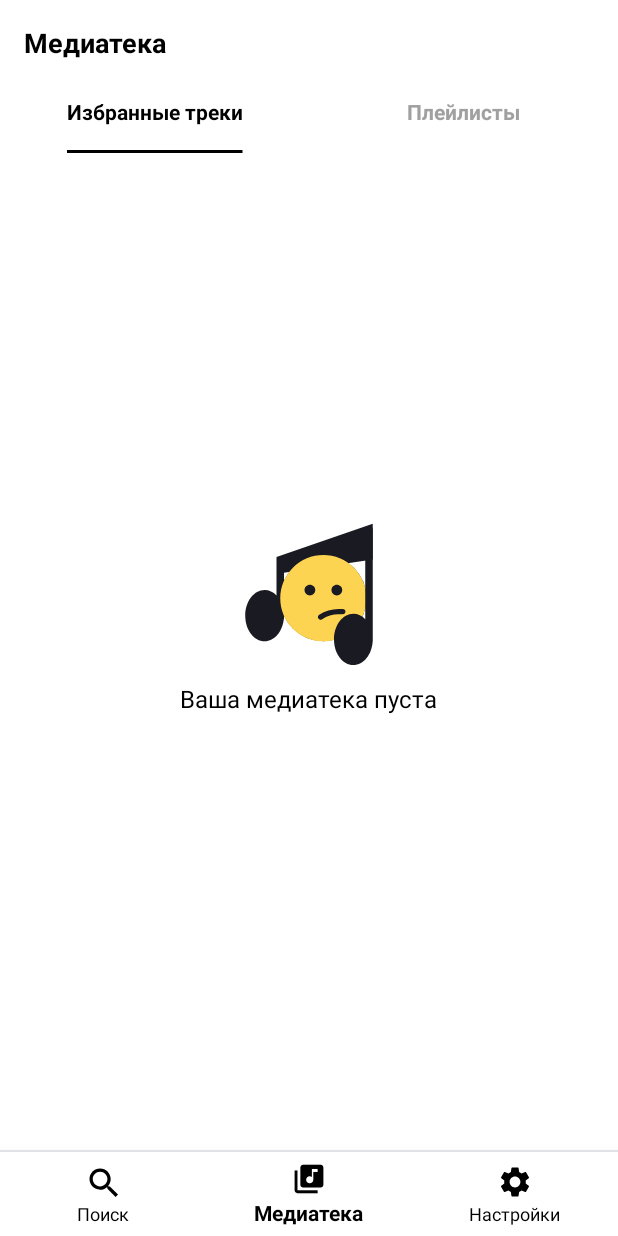
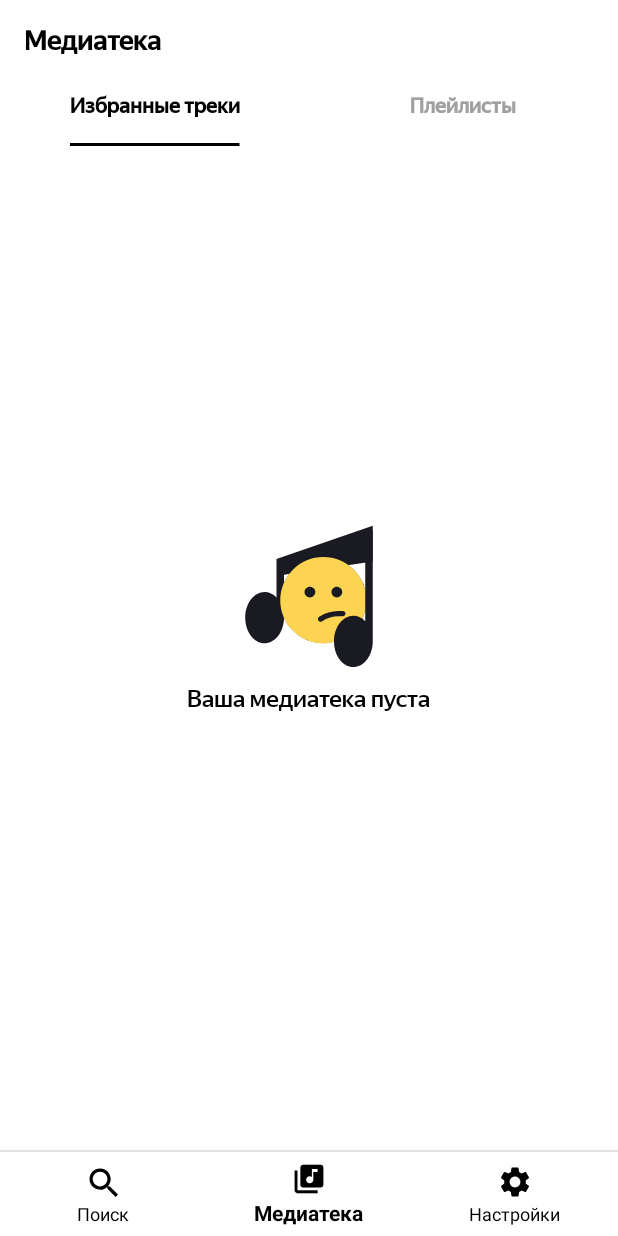
Before and after one commit to iudicio/YandexMedia, an Android app built with Jetpack Compose: the screen it shows after launch (MediaActivity), after a tap on "Медиатека", on a phone screen of 412 x 824 dp. Run offline under Robolectric (Android 15) with nearby library versions, the phone set to English and light mode, and no system bars.

Commit message:
commit_2v

```diff
--- a/app/src/main/java/com/example/yandexmedia/MainActivity.kt
+++ b/app/src/main/java/com/example/yandexmedia/MainActivity.kt
@@ -6,33 +6,25 @@ import android.widget.LinearLayout
 import androidx.appcompat.app.AppCompatActivity
 
 class MainActivity : AppCompatActivity() {
+
     override fun onCreate(savedInstanceState: Bundle?) {
-        // применяем сохранённую тему
-        ThemeManager.applySavedTheme(this)
         super.onCreate(savedInstanceState)
-
-        // подключаем XML-разметку
         setContentView(R.layout.activity_main)
 
-        // находим карточки по id
         val cardSearch = findViewById<LinearLayout>(R.id.card_search)
         val cardLibrary = findViewById<LinearLayout>(R.id.card_library)
         val cardSettings = findViewById<LinearLayout>(R.id.card_settings)
 
-        // обработка кликов
         cardSearch.setOnClickListener {
-            val intent = Intent(this, SearchActivity::class.java)
-            startActivity(intent)
+            startActivity(Intent(this, SearchActivity::class.java))
         }
 
         cardLibrary.setOnClickListener {
-            val intent = Intent(this, MediaActivity::class.java)
-            startActivity(intent)
+            startActivity(Intent(this, MediaActivity::class.java))
         }
 
         cardSettings.setOnClickListener {
-            val intent = Intent(this, SettingsActivity::class.java)
-            startActivity(intent)
+            startActivity(Intent(this, SettingsActivity::class.java))
         }
     }
 }
--- a/app/src/main/java/com/example/yandexmedia/MediaActivity.kt
+++ b/app/src/main/java/com/example/yandexmedia/MediaActivity.kt
@@ -17,7 +17,6 @@ class MediaActivity : AppCompatActivity() {
     private lateinit var tabIndicator: View
 
     override fun onCreate(savedInstanceState: Bundle?) {
-        ThemeManager.applySavedTheme(this)
         super.onCreate(savedInstanceState)
         setContentView(R.layout.activity_media)
 
--- a/app/src/main/java/com/example/yandexmedia/ThemeManager.kt
+++ /dev/null
@@ -1,31 +0,0 @@
-package com.example.yandexmedia
-
-import android.content.Context
-import androidx.appcompat.app.AppCompatDelegate
-
-object ThemeManager {
-    private const val PREFS_NAME = "app_settings"
-    private const val KEY_DARK_THEME = "dark_theme"
-
-    /** Применяет сохранённую тему при старте экрана */
-    fun applySavedTheme(context: Context) {
-        val prefs = context.getSharedPreferences(PREFS_NAME, Context.MODE_PRIVATE)
-        val isDark = prefs.getBoolean(KEY_DARK_THEME, false)
-        setDarkMode(isDark)
-    }
-
-    /** Включает/выключает тёмную тему и сохраняет выбор */
-    fun toggleTheme(context: Context, isDark: Boolean) {
-        val prefs = context.getSharedPreferences(PREFS_NAME, Context.MODE_PRIVATE)
-        prefs.edit().putBoolean(KEY_DARK_THEME, isDark).apply()
-        setDarkMode(isDark)
-    }
-
-    private fun setDarkMode(isDark: Boolean) {
-        val mode = if (isDark)
-            AppCompatDelegate.MODE_NIGHT_YES
-        else
-            AppCompatDelegate.MODE_NIGHT_NO
-        AppCompatDelegate.setDefaultNightMode(mode)
-    }
-}
--- a/app/src/main/res/drawable/ic_clear.xml
+++ b/app/src/main/res/drawable/ic_clear.xml
@@ -5,5 +5,5 @@
     android:viewportHeight="16">
   <path
       android:pathData="M14,3.209L12.791,2L8,6.791L3.209,2L2,3.209L6.791,8L2,12.791L3.209,14L8,9.209L12.791,14L14,12.791L9.209,8L14,3.209Z"
-      android:fillColor="#1A1B22"/>
+      android:fillColor="#AEAFB4"/>
 </vector>
--- a/app/src/main/res/layout/activity_media.xml
+++ b/app/src/main/res/layout/activity_media.xml
@@ -7,6 +7,7 @@
 
     <!-- Заголовок -->
     <TextView
+        android:fontFamily="@font/ys_display_medium"
         android:id="@+id/titleText"
         android:layout_width="wrap_content"
         android:layout_height="wrap_content"
@@ -29,6 +30,7 @@
         android:paddingVertical="8dp">
 
         <TextView
+            android:fontFamily="@font/ys_display_medium"
             android:id="@+id/tabFavorites"
             android:layout_width="0dp"
             android:layout_weight="1"
@@ -41,6 +43,7 @@
             android:paddingVertical="8dp" />
 
         <TextView
+            android:fontFamily="@font/ys_display_medium"
             android:id="@+id/tabPlaylists"
             android:layout_width="0dp"
             android:layout_weight="1"
@@ -79,6 +82,7 @@
             android:contentDescription="@string/app_name" />
 
         <TextView
+            android:fontFamily="@font/ys_display_medium"
             android:layout_width="wrap_content"
             android:layout_height="wrap_content"
             android:text="@string/empty_library_message"
--- a/app/src/main/res/layout/activity_settings.xml
+++ b/app/src/main/res/layout/activity_settings.xml
@@ -16,6 +16,7 @@
             android:contentDescription="@string/content_back" />
 
         <TextView
+            android:fontFamily="@font/ys_display_medium"
             style="@style/SettingsTitleText"
             android:text="@string/title_settings" />
     </LinearLayout>
--- a/app/src/main/res/menu/bottom_nav_menu.xml
+++ b/app/src/main/res/menu/bottom_nav_menu.xml
@@ -1,16 +1,20 @@
 <menu xmlns:android="http://schemas.android.com/apk/res/android">
     <item
+
+        android:fontFamily="@font/ys_display_regular"
         android:id="@+id/navigation_search"
         android:icon="@drawable/ic_search"
         android:title="@string/hint_search"
     />
 
     <item
+        android:fontFamily="@font/ys_display_regular"
         android:id="@+id/navigation_library"
         android:icon="@drawable/ic_media"
         android:title="@string/title_media" />
 
     <item
+        android:fontFamily="@font/ys_display_regular"
         android:id="@+id/navigation_settings"
         android:icon="@drawable/ic_settings"
         android:title="@string/menu_settings" />
--- a/app/src/main/res/values/strings.xml
+++ b/app/src/main/res/values/strings.xml
@@ -24,7 +24,7 @@
     <!-- Экран настроек -->
     <string name="content_back">Назад</string>
     <string name="title_settings">Настройки</string>
-    <string name="label_dark_theme">Тёмная тема</string>
+    <string name="label_dark_theme">Темная тема</string>
     <string name="label_share_app">Поделиться приложением</string>
     <string name="label_support">Написать в поддержку</string>
     <string name="label_user_agreement">Пользовательское соглашение</string>
--- a/app/src/main/res/values/styles.xml
+++ b/app/src/main/res/values/styles.xml
@@ -73,6 +73,7 @@
 
     <!-- Текст пункта меню -->
     <style name="SettingsItemText">
+        <item name="android:fontFamily">"@font/ys_display_medium</item>
         <item name="android:layout_width">0dp</item>
         <item name="android:layout_weight">1</item>
         <item name="android:layout_height">wrap_content</item>
```
Also changed, not shown: app/src/main/java/com/example/yandexmedia/SearchActivity.kt (+1 -39 lines), app/src/main/java/com/example/yandexmedia/SettingsActivity.kt (+35 -11 lines), app/src/main/java/com/example/yandexmedia/ThemePreferences.kt (deleted, +0 -26 lines), app/src/main/java/com/example/yandexmedia/ThemeViewModel.kt (deleted, +0 -22 lines), app/src/main/res/drawable-night/ic_clear.xml (added, +9 -0 lines), app/src/main/res/drawable-night/ic_search_search.xml (added, +9 -0 lines), app/src/main/res/layout/activity_search.xml (+6 -30 lines), app/src/main/res/font/ys_display_medium.ttf (added), app/src/main/res/font/ys_display_regular.ttf (added).
